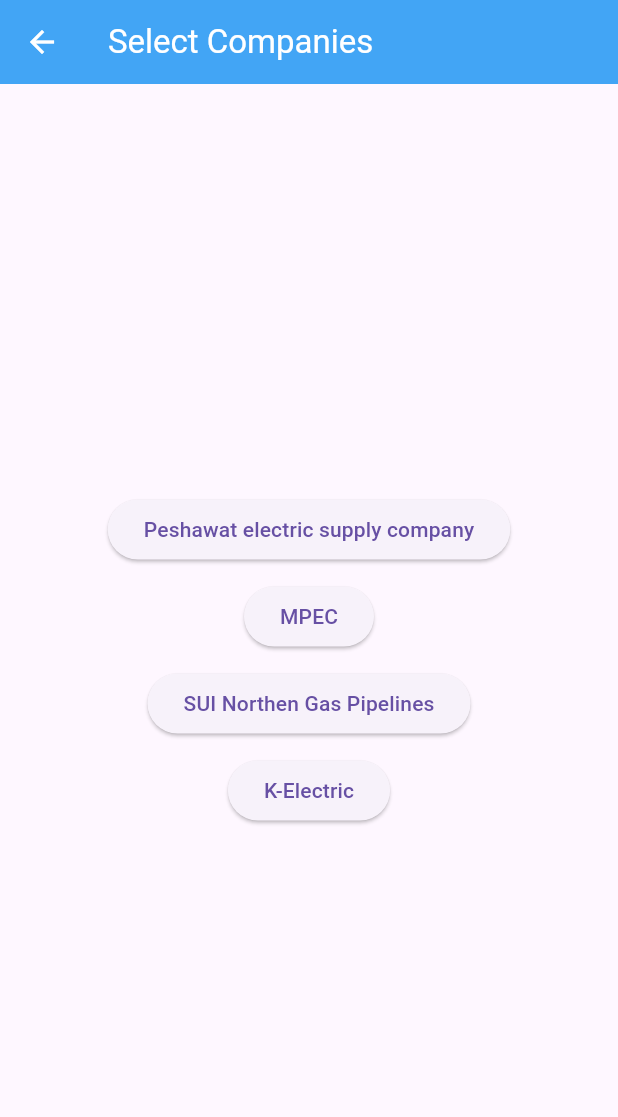
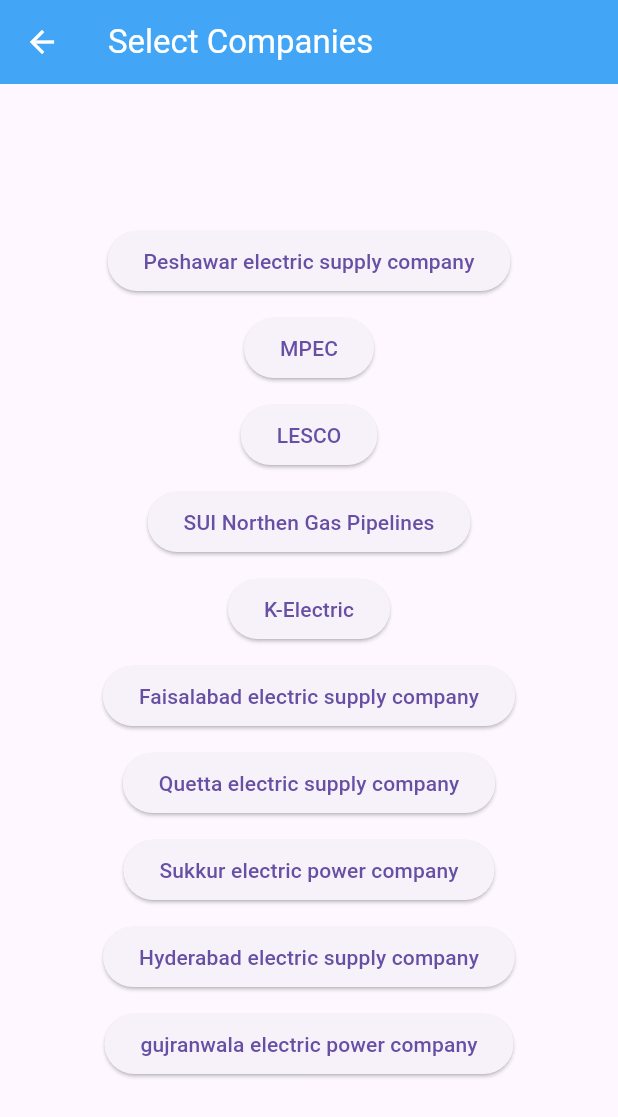
Before and after one commit to Muhammad-Usman08/FingerPrint-Auth_Client-App, a Flutter app: the CompaniesView screen opened directly, on a phone screen of 412 x 824 dp. Shown: the top 1117 px of the screen. Run offline on Flutter 3.47's test engine with Material 3 defaults, Android fonts, the phone set to English and light mode, and no system bars; our stand-ins replace image_picker; missing offline and left inert: flutter_barcode_scanner.

Commit message:
barcode bills updated

```diff
--- a/lib/views/companies/companies_view.dart
+++ b/lib/views/companies/companies_view.dart
@@ -16,63 +16,42 @@ class CompaniesView extends StatelessWidget {
         iconTheme: const IconThemeData(color: Colors.white),
       ),
       body: Center(
-        child: Column(
-          mainAxisAlignment: MainAxisAlignment.center,
-          children: [
-            ElevatedButton(
-              onPressed: () {
-                // Pass company name and specific barcode handling rules
-                Navigator.push(
-                  context,
-                  MaterialPageRoute(
-                    builder: (context) => BarcodeView(companyName: 'Peshawat electric supply company', barcodeLength: 16),
-                  ),
-                );
-              },
-              child: Text('Peshawat electric supply company'),
-            ),
-            SizedBox(height: 10),
-            ElevatedButton(
-              onPressed: () {
-                // Pass company name and specific barcode handling rules
-                Navigator.push(
-                  context,
-                  MaterialPageRoute(
-                    builder: (context) => BarcodeView(companyName: 'MPEC', barcodeLength: 12),
-                  ),
-                );
-              },
-              child: Text('MPEC'),
-            ),
-            SizedBox(height: 10),
-            ElevatedButton(
-              onPressed: () {
-                // Pass company name and specific barcode handling rules
-                Navigator.push(
-                  context,
-                  MaterialPageRoute(
-                    builder: (context) => BarcodeView(companyName: 'SUI Northen Gas Pipelines', barcodeLength: 12),
-                  ),
-                );
-              },
-              child: Text('SUI Northen Gas Pipelines'),
-            ),
-             SizedBox(height: 10),
-            ElevatedButton(
-              onPressed: () {
-                // Pass company name and specific barcode handling rules
-                Navigator.push(
-                  context,
-                  MaterialPageRoute(
-                    builder: (context) => BarcodeView(companyName: 'K-Electric', barcodeLength: 12),
-                  ),
-                );
-              },
-              child: Text('K-Electric'),
-            ),
-          ],
+        child: SingleChildScrollView(
+          child: Column(
+            mainAxisAlignment: MainAxisAlignment.center,
+            children: [
+              buttonWidet(context, 'Peshawar electric supply company', 16),
+              buttonWidet(context, 'MPEC', 16),
+              buttonWidet(context, 'LESCO', 16),
+              buttonWidet(context, 'SUI Northen Gas Pipelines', 11),
+              buttonWidet(context, 'K-Electric', 16),
+              buttonWidet(context, 'Faisalabad electric supply company', 16),
+              buttonWidet(context, 'Quetta electric supply company', 16),
+              buttonWidet(context, 'Sukkur electric power company', 16),
+              buttonWidet(context, 'Hyderabad electric supply company', 16),
+              buttonWidet(context, 'gujranwala electric power company', 16),
+            ],
+          ),
         ),
       ),
     );
   }
+
+  buttonWidet( BuildContext context , String buttonName, int barcodeLength) {
+    return Container(
+      margin: const EdgeInsets.only(bottom: 10),
+      child: ElevatedButton(
+        onPressed: () {
+          Navigator.push(
+            context,
+            MaterialPageRoute(
+              builder: (context) =>
+                  BarcodeView(companyName: buttonName, barcodeLength: barcodeLength),
+            ),
+          );
+        },
+        child: Text(buttonName),
+      ),
+    );
+  }
 }
--- a/lib/views/home/home_view.dart
+++ b/lib/views/home/home_view.dart
@@ -1,7 +1,6 @@
 import 'package:flutter/material.dart';
 import 'package:my_app/views/camera/display_image_view.dart';
 import 'package:my_app/views/companies/companies_view.dart';
-import 'package:my_app/views/qr_code/qr_code_view.dart';
 
 class HomeView extends StatelessWidget {
   const HomeView({super.key});
--- a/lib/views/qr_code/qr_code_view.dart
+++ b/lib/views/qr_code/qr_code_view.dart
@@ -3,7 +3,7 @@ import 'package:flutter_barcode_scanner/flutter_barcode_scanner.dart';
 
 class BarcodeView extends StatefulWidget {
   final String companyName;
-  final int barcodeLength; // The length of the barcode to capture
+  final int barcodeLength;
 
   const BarcodeView(
       {super.key, required this.companyName, required this.barcodeLength});
@@ -39,40 +39,55 @@ class _BarcodeViewState extends State<BarcodeView> {
                     if (barcode.isNotEmpty) {
                       if (widget.companyName == 'MPEC') {
                         if (barcode.length > 8) {
-                          // Skip first 8 characters and take next 18 characters
                           result = barcode.length >= 26
                               ? barcode.substring(8, 26)
                               : barcode.substring(8);
                         } else {
                           result = barcode;
                         }
-                      } else if (widget.companyName == 'Peshawat electric supply company') {
+                      } else if (widget.companyName == 'Peshawar electric supply company') {
                         if (barcode.length > 8) {
-                          // Skip first 8 characters and take next 16 characters
-                          result = barcode.length >= 24
-                              ? barcode.substring(8, 24)
-                              : barcode.substring(8);
+                          result = barcode.length >= 26
+                              ? barcode.substring(8, 26)+ ' U'
+                              : barcode.substring(8) + ' U';
                         } else {
-                          result = barcode;
+                          result = barcode + ' U';
                         }
                       } else if (widget.companyName == 'SUI Northen Gas Pipelines') {
                         if (barcode.length > 8) {
-                          // Skip first 8 characters and take next 16 characters
                           result = barcode.length >= 24
                               ? barcode.substring(5, 16)
                               : barcode.substring(5);
                         } else {
                           result = barcode;
                         }
-                      }
-                      else if (widget.companyName == 'K-Electric') {
+                      } else if (widget.companyName == 'K-Electric') {
                         if (barcode.length > 8) {
-                          // Skip first 8 characters and take next 16 characters
                           result = barcode.length >= 24
                               ? barcode.substring(5, 16)
                               : barcode.substring(5);
                         } else {
                           result = barcode;
+                        }
+                      } else if (widget.companyName == 'LESCO') {
+                        if (barcode.length > 8) {
+                          result = barcode.length >= 26
+                              ? barcode.substring(8, 26)
+                              : barcode.substring(8);
+                        } else {
+                          result = barcode;
+                        }
+                      } else if (widget.companyName == 'Faisalabad electric supply company' ||
+                          widget.companyName == 'Quetta electric supply company' ||
+                          widget.companyName == 'Sukkur electric power company' ||
+                          widget.companyName == 'Hyderabad electric supply company' ||
+                          widget.companyName == 'gujranwala electric power company') {
+                        if (barcode.length > 8) {
+                          result = barcode.length >= 24
+                              ? barcode.substring(8, 26) + ' U'
+                              : barcode.substring(8) + ' U';
+                        } else {
+                          result = barcode + ' U';
                         }
                       }
                     }
--- a/pubspec.yaml
+++ b/pubspec.yaml
@@ -40,6 +40,7 @@ dependencies:
   url_launcher: ^6.3.1
   qr_code_scanner: ^1.0.1
   flutter_barcode_scanner: ^2.0.0
+  biopassid_fingerprint_sdk: ^2.1.1
 
 dev_dependencies:
   flutter_test:
```
Also changed, not shown: pubspec.lock, 3 other files.
